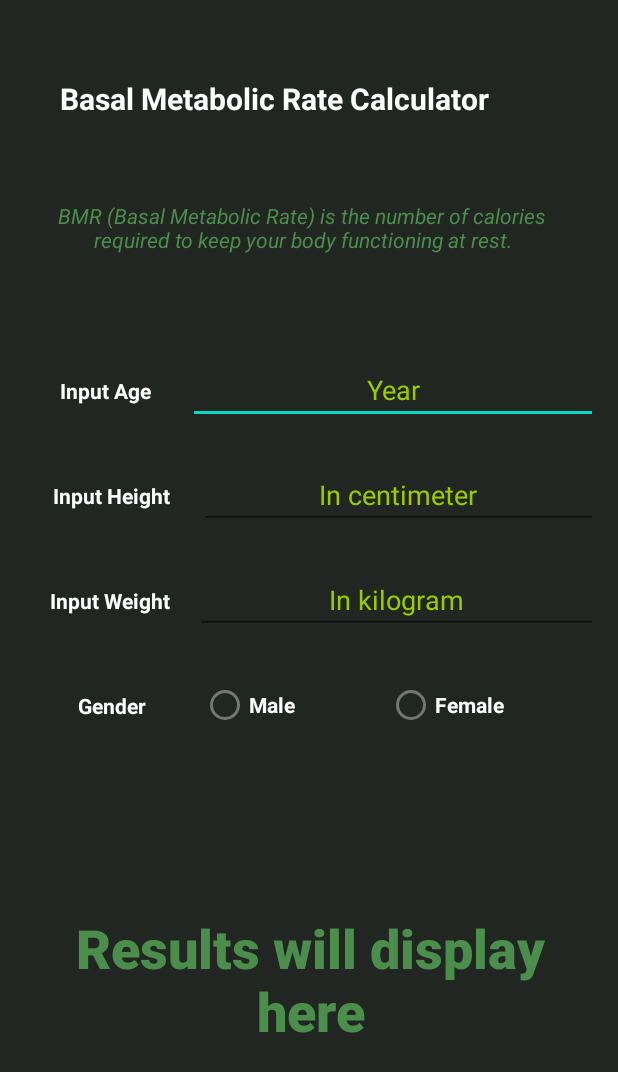
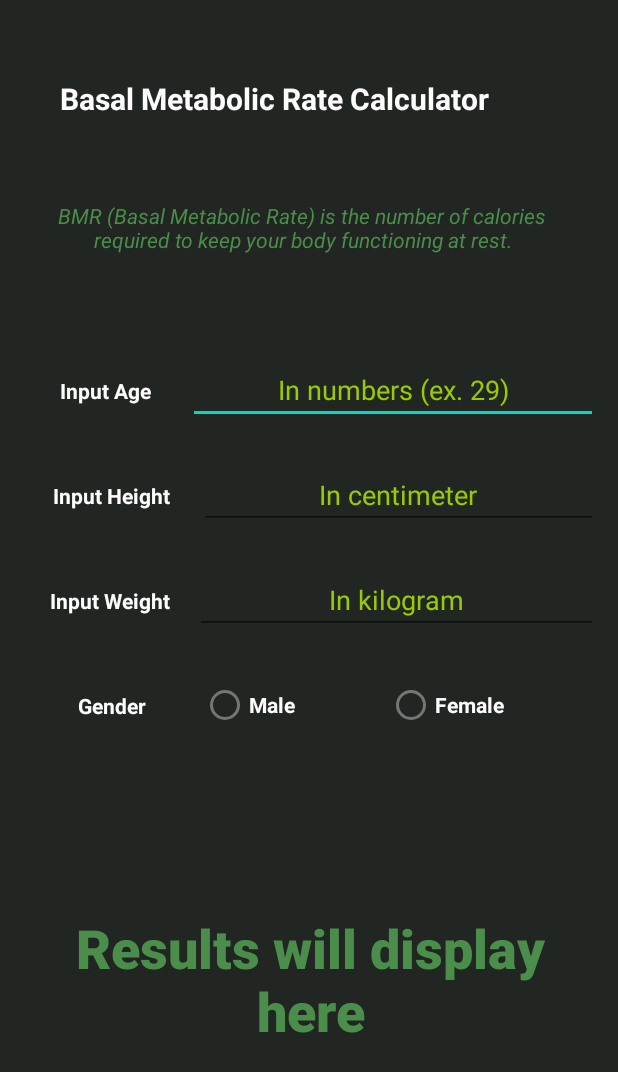
Before and after one commit to kingkuys2123/PasaFit, an Android app: the CalcBMR screen opened directly, with no data from a screen before it, on a phone screen of 412 x 824 dp. Shown: the top 1072 px of the screen. Run offline under Robolectric (Android 15) with nearby library versions, the phone set to English and light mode, and no system bars.

Commit message:
fixed the BMR

```diff
--- a/app/src/main/java/com/example/pasafit/CalcBMR.java
+++ b/app/src/main/java/com/example/pasafit/CalcBMR.java
@@ -5,6 +5,7 @@ import android.text.Editable;
 import android.text.TextWatcher;
 import android.widget.EditText;
 import android.widget.RadioButton;
+import android.widget.RadioGroup;
 import android.widget.TextView;
 
 import androidx.appcompat.app.AppCompatActivity;
@@ -16,6 +17,7 @@ public class CalcBMR extends AppCompatActivity {
     private EditText weightInput;
     private RadioButton maleButton, femaleButton;
     private TextView resultText;
+    private RadioGroup gender_group;
 
     @Override
     protected void onCreate(Bundle savedInstanceState) {
@@ -28,6 +30,8 @@ public class CalcBMR extends AppCompatActivity {
         maleButton = findViewById(R.id.bmr_gender_male);
         femaleButton = findViewById(R.id.bmr_gender_female);
         resultText = findViewById(R.id.bmr_result);
+
+        gender_group = findViewById(R.id.genderGroup);
 
         TextWatcher textWatcher = new TextWatcher() {
             @Override
@@ -45,6 +49,13 @@ public class CalcBMR extends AppCompatActivity {
         ageInput.addTextChangedListener(textWatcher);
         heightInput.addTextChangedListener(textWatcher);
         weightInput.addTextChangedListener(textWatcher);
+
+        gender_group.setOnCheckedChangeListener(new RadioGroup.OnCheckedChangeListener() {
+            @Override
+            public void onCheckedChanged(RadioGroup group, int checkedId) {
+                calculateBMR();
+            }
+        });
     }
 
     public void calculateBMR() {
@@ -55,6 +66,18 @@ public class CalcBMR extends AppCompatActivity {
         int age = Integer.parseInt(ageInput.getText().toString());
         double height = Double.parseDouble(heightInput.getText().toString());
         double weight = Double.parseDouble(weightInput.getText().toString());
+
+        // Validate height and weight
+        if (height < 50 || height > 300) {
+            heightInput.setError("Invalid height. Please enter a value between 50 and 300.");
+            return;
+        }
+
+        if (weight < 10 || weight > 500) {
+            weightInput.setError("Invalid weight. Please enter a value between 10 and 500.");
+            return;
+        }
+
         double bmr;
 
         if (maleButton.isChecked()) {
--- a/app/src/main/res/layout/activity_calc_bmr.xml
+++ b/app/src/main/res/layout/activity_calc_bmr.xml
@@ -187,6 +187,7 @@
                         android:textStyle="bold" />
 
                     <RadioGroup
+                        android:id="@+id/genderGroup"
                         android:layout_width="191dp"
                         android:layout_height="match_parent"
                         android:layout_weight="1"
--- a/app/src/main/res/values/strings.xml
+++ b/app/src/main/res/values/strings.xml
@@ -72,6 +72,6 @@
     <string name="result">Results will display here</string>
     <string name="centimeter">In centimeter</string>
     <string name="kilogram">In kilogram</string>
-    <string name="age">Year</string>
+    <string name="age">In numbers (ex. 29)</string>
     <string name="bmr_info_full">BMR (Basal Metabolic Rate) is the number of calories required to keep your body functioning at rest.</string>
 </resources>
```
